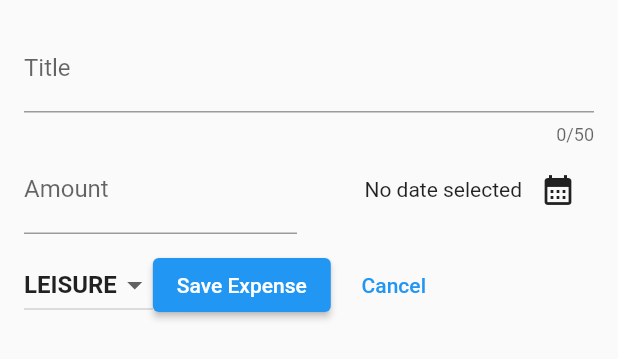
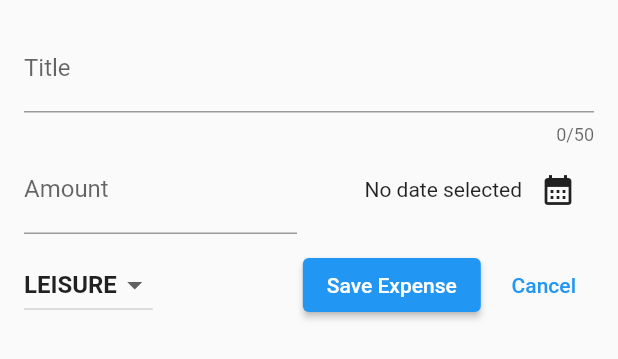
Before and after one commit to MattiaLR95/expense_tracker_flutter, a Flutter app: the NewExpense widget shown alone on an empty page, opened directly, on a phone screen of 412 x 824 dp. Shown: the top 359 px of the screen. Run offline on Flutter 3.47's test engine with Material 2 defaults, Android fonts, the phone set to English and light mode, and no system bars.

Commit message:
Bug fixes

```diff
--- a/lib/widgets/new_expense.dart
+++ b/lib/widgets/new_expense.dart
@@ -89,7 +89,7 @@ class _NewExpense extends State<NewExpense> {
             height: 10,
           ),
           Row(
-            // mainAxisAlignment: MainAxisAlignment.end,
+            mainAxisAlignment: MainAxisAlignment.start,
             children: [
               DropdownButton(
                 value: _selectedCategory,
@@ -112,6 +112,7 @@ class _NewExpense extends State<NewExpense> {
                       _selectedCategory = value;
                     });
                   }),
+                  const Padding(padding: EdgeInsets.symmetric(horizontal: 50)),
               ElevatedButton(
                 onPressed: () {},
                 child: const Text('Save Expense'),
```
